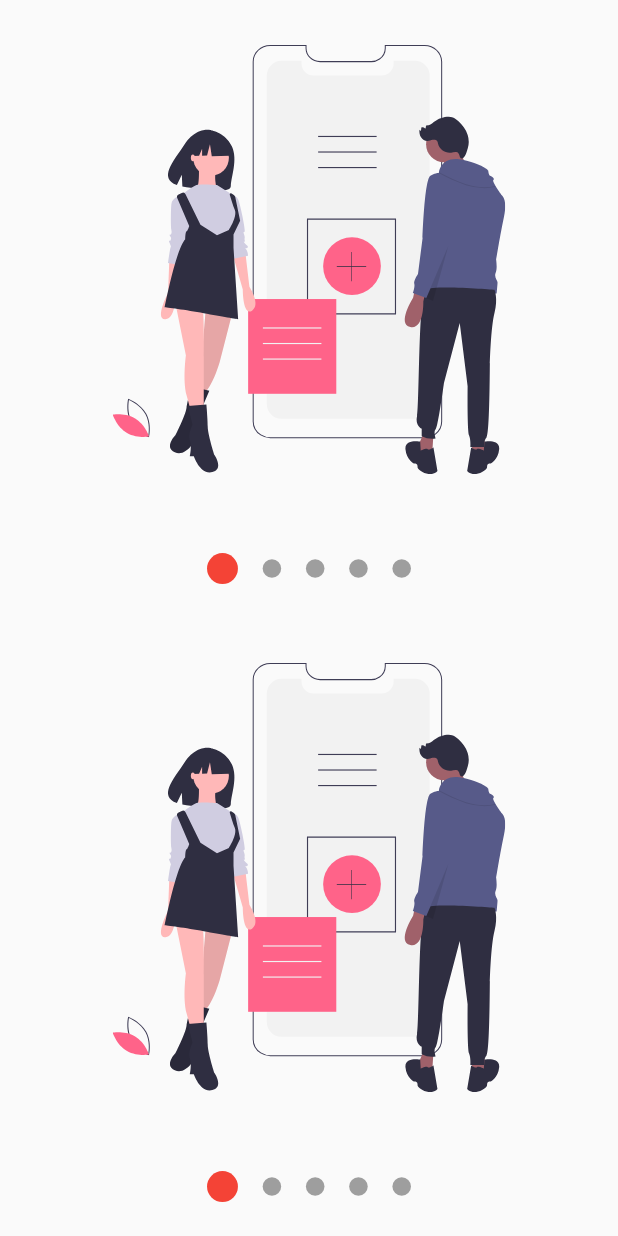
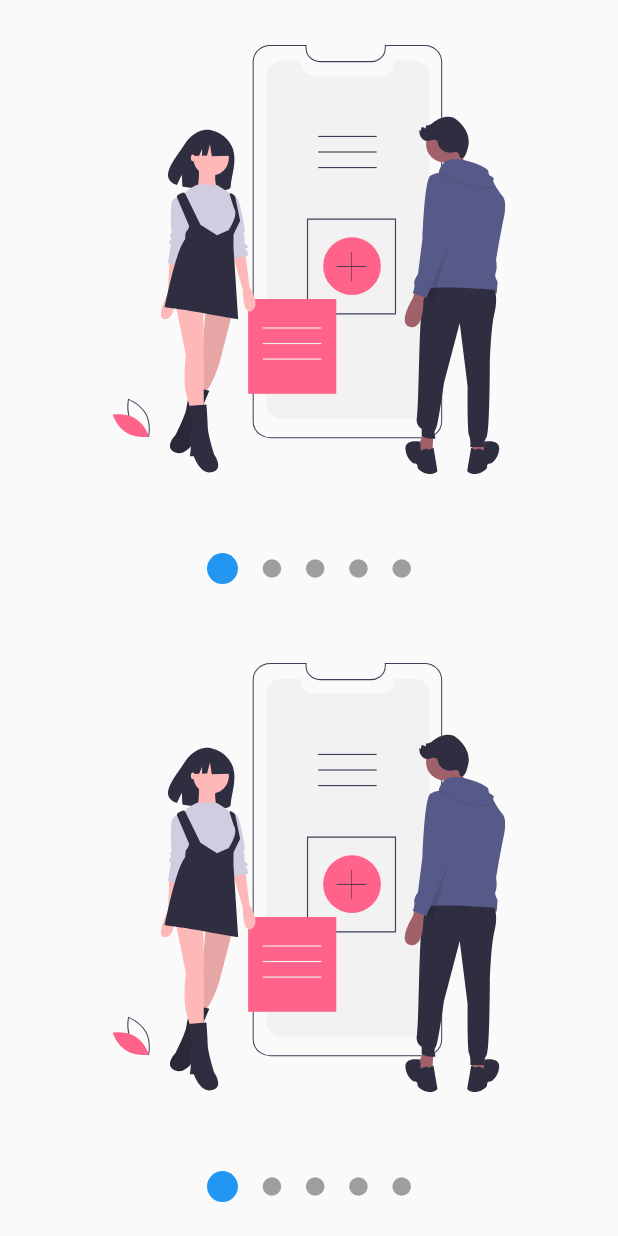
Before and after one commit to Blanco1010/Custom_Painter_Flutter, a Flutter app: the screen it shows after launch, after a tap on "Slidesshow", on a phone screen of 412 x 824 dp. Run offline on Flutter 3.47's test engine with Material 2 defaults, Android fonts, the phone set to English and light mode, and no system bars; our stand-ins replace animate_do, flutter_svg, font_awesome_flutter.

Commit message:
add accentColor

```diff
--- a/custom_painter/lib/src/pages/launcher.dart
+++ b/custom_painter/lib/src/pages/launcher.dart
@@ -24,21 +24,23 @@ class LauncherPage extends StatelessWidget {
 class _ListOptions extends StatelessWidget {
   @override
   Widget build(BuildContext context) {
+    final appTheme = Provider.of<ThemeChanger>(context).currentTheme;
+
     return ListView.separated(
       physics: BouncingScrollPhysics(),
       separatorBuilder: (context, i) => Divider(
-        color: Colors.blue,
+        color: appTheme.primaryColorLight,
       ),
       itemCount: pagesRoute.length,
       itemBuilder: (context, i) => ListTile(
         leading: FaIcon(
           pagesRoute[i].icon,
-          color: Colors.blue,
+          color: appTheme.accentColor,
         ),
         title: Text(pagesRoute[i].title),
         trailing: Icon(
           Icons.chevron_right,
-          color: Colors.blue,
+          color: appTheme.accentColor,
         ),
         onTap: () {
           Navigator.push(
@@ -57,6 +59,7 @@ class _Menu extends StatelessWidget {
   @override
   Widget build(BuildContext context) {
     final appTheme = Provider.of<ThemeChanger>(context);
+    final accentColor = appTheme.currentTheme.accentColor;
 
     return Drawer(
       child: Container(
@@ -68,7 +71,7 @@ class _Menu extends StatelessWidget {
                 width: double.infinity,
                 height: 130,
                 child: CircleAvatar(
-                  backgroundColor: Colors.blue,
+                  backgroundColor: accentColor,
                   child: Text(
                     'JC',
                     style: TextStyle(fontSize: 50),
@@ -78,10 +81,10 @@ class _Menu extends StatelessWidget {
             ),
             Expanded(child: _ListOptions()),
             ListTile(
-              leading: Icon(Icons.lightbulb_outline, color: Colors.blue),
+              leading: Icon(Icons.lightbulb_outline, color: accentColor),
               title: Text('Dark Mode'),
               trailing: Switch.adaptive(
-                  activeColor: Colors.blue,
+                  activeColor: accentColor,
                   value: appTheme.darkTheme,
                   onChanged: (value) => appTheme.darkTheme = value),
             ),
--- a/custom_painter/lib/src/pages/slideshow_page.dart
+++ b/custom_painter/lib/src/pages/slideshow_page.dart
@@ -1,6 +1,8 @@
+import 'package:custom_painter/src/themes/themechanger.dart';
 import 'package:custom_painter/src/widgets/slideshow.dart';
 import 'package:flutter/material.dart';
 import 'package:flutter_svg/flutter_svg.dart';
+import 'package:provider/provider.dart';
 
 class SlideshowPage extends StatelessWidget {
   @override
@@ -23,9 +25,10 @@ class MySlideshow extends StatelessWidget {
 
   @override
   Widget build(BuildContext context) {
+    final appTheme = Provider.of<ThemeChanger>(context);
     return Slideshow(
       pointUp: false,
-      colorPrimary: Colors.red,
+      colorPrimary: appTheme.currentTheme.accentColor,
       colorSecondary: Colors.grey,
       bulletPrimary: 0.05,
       bulletSecondary: 0.03,
```
